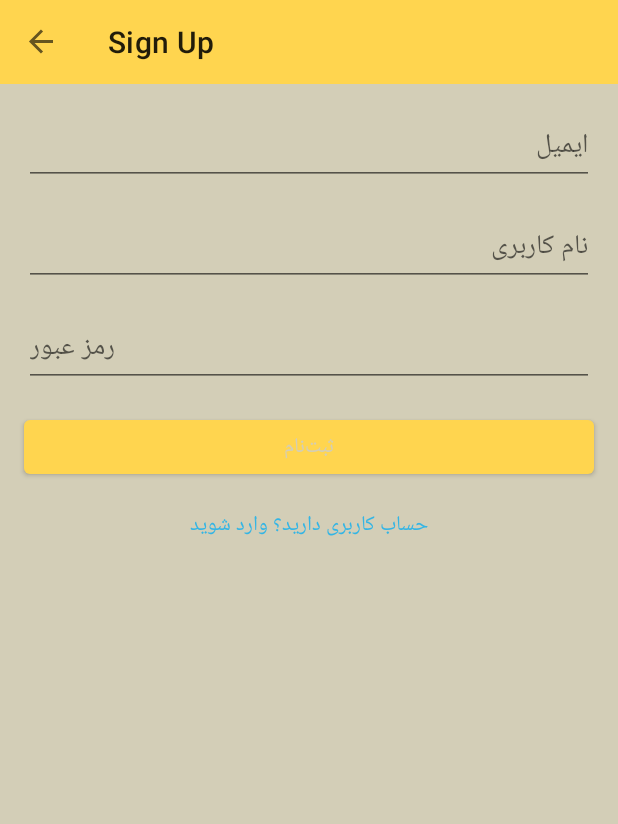
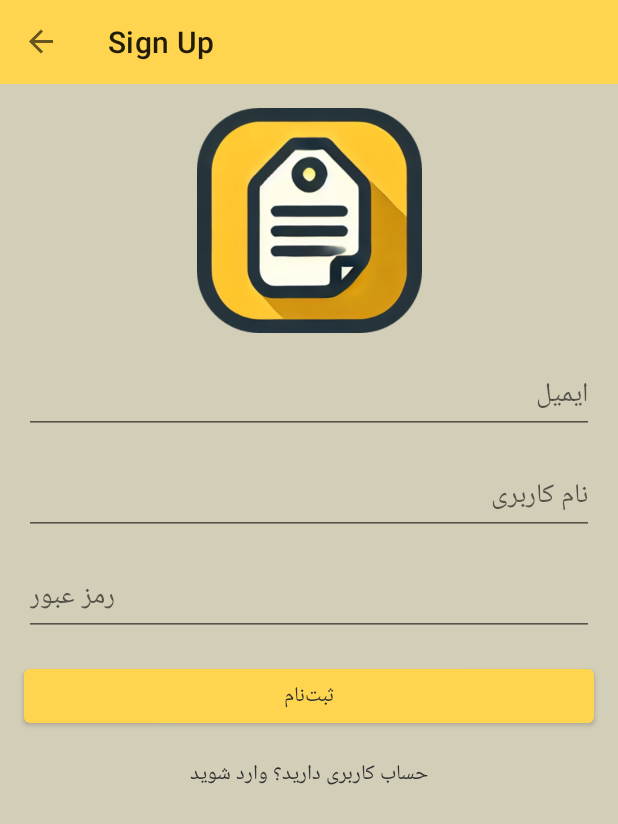
Before and after one commit to saeedsamie/Barchasb-Android-Application, an Android app: the SignUpFragment screen opened through its navigation route, on a phone screen of 412 x 824 dp. Shown: the top 824 px of the screen. Run offline under Robolectric (Android 15) with nearby library versions, the phone set to English and light mode, and no system bars; our stand-ins replace navigation-ui.

Commit message:
design: set new theme on login/signup fragments

```diff
--- a/app/src/main/res/layout/fragment_sign_up.xml
+++ b/app/src/main/res/layout/fragment_sign_up.xml
@@ -3,57 +3,71 @@
     android:layout_width="match_parent"
     android:layout_height="match_parent">
 
+    <ImageView
+        android:id="@+id/logoImage"
+        android:layout_width="150dp"
+        android:layout_height="150dp"
+        android:layout_gravity="center"
+        android:layout_marginTop="16dp"
+        android:layout_marginBottom="16dp"
+        android:contentDescription="App Logo"
+        android:src="@drawable/ic_logo"
+        app:layout_constraintEnd_toEndOf="parent"
+        app:layout_constraintStart_toStartOf="parent"
+        app:layout_constraintTop_toTopOf="parent" />
+
     <EditText
         android:id="@+id/email"
         android:layout_width="0dp"
         android:layout_height="wrap_content"
+        android:layout_margin="16dp"
         android:hint="ایمیل"
         android:inputType="textEmailAddress"
-        app:layout_constraintTop_toTopOf="parent"
+        app:layout_constraintEnd_toEndOf="parent"
         app:layout_constraintStart_toStartOf="parent"
-        app:layout_constraintEnd_toEndOf="parent"
-        android:layout_margin="16dp"/>
+        app:layout_constraintTop_toBottomOf="@id/logoImage" />
 
     <EditText
         android:id="@+id/username"
         android:layout_width="0dp"
         android:layout_height="wrap_content"
+        android:layout_margin="16dp"
         android:hint="نام کاربری"
         android:inputType="text"
-        app:layout_constraintTop_toBottomOf="@id/email"
+        app:layout_constraintEnd_toEndOf="parent"
         app:layout_constraintStart_toStartOf="parent"
-        app:layout_constraintEnd_toEndOf="parent"
-        android:layout_margin="16dp"/>
+        app:layout_constraintTop_toBottomOf="@id/email" />
 
     <EditText
         android:id="@+id/password"
         android:layout_width="0dp"
         android:layout_height="wrap_content"
+        android:layout_margin="16dp"
         android:hint="رمز عبور"
         android:inputType="textPassword"
-        app:layout_constraintTop_toBottomOf="@id/username"
+        app:layout_constraintEnd_toEndOf="parent"
         app:layout_constraintStart_toStartOf="parent"
-        app:layout_constraintEnd_toEndOf="parent"
-        android:layout_margin="16dp"/>
+        app:layout_constraintTop_toBottomOf="@id/username" />
 
     <Button
         android:id="@+id/signupButton"
         android:layout_width="0dp"
         android:layout_height="wrap_content"
+        android:layout_margin="16dp"
         android:text="ثبت‌نام"
-        app:layout_constraintTop_toBottomOf="@id/password"
+        android:textColor="@android:color/secondary_text_light"
+        app:layout_constraintEnd_toEndOf="parent"
         app:layout_constraintStart_toStartOf="parent"
-        app:layout_constraintEnd_toEndOf="parent"
-        android:layout_margin="16dp"/>
+        app:layout_constraintTop_toBottomOf="@id/password" />
 
     <TextView
         android:id="@+id/loginRedirect"
         android:layout_width="wrap_content"
         android:layout_height="wrap_content"
+        android:layout_margin="16dp"
         android:text="حساب کاربری دارید؟ وارد شوید"
-        android:textColor="@android:color/holo_blue_light"
-        app:layout_constraintTop_toBottomOf="@id/signupButton"
+        android:textColor="@android:color/secondary_text_light"
+        app:layout_constraintEnd_toEndOf="parent"
         app:layout_constraintStart_toStartOf="parent"
-        app:layout_constraintEnd_toEndOf="parent"
-        android:layout_margin="16dp"/>
+        app:layout_constraintTop_toBottomOf="@id/signupButton" />
 </androidx.constraintlayout.widget.ConstraintLayout>
```
Also changed, not shown: app/src/main/res/layout/fragment_login.xml (+27 -13 lines).
